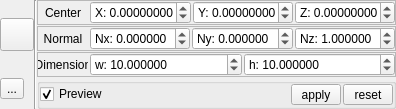
Old version of the form qCC/ui_templates/bdrPlaneEditorDlg.ui in the repository StOriJimmy/CloudCompare.
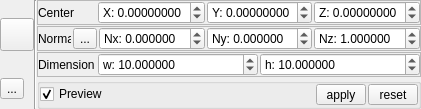
New version of the form. Icons and pictures are not drawn.

Diff of the .ui file:
```diff
--- a/qCC/ui_templates/bdrPlaneEditorDlg.ui
+++ b/qCC/ui_templates/bdrPlaneEditorDlg.ui
@@ -6,8 +6,8 @@
    <rect>
     <x>0</x>
     <y>0</y>
-    <width>396</width>
-    <height>92</height>
+    <width>421</width>
+    <height>94</height>
    </rect>
   </property>
   <property name="sizePolicy">
@@ -94,7 +94,7 @@
           </property>
           <property name="minimumSize">
            <size>
-            <width>50</width>
+            <width>58</width>
             <height>0</height>
            </size>
           </property>
@@ -113,7 +113,7 @@
            <string>Center</string>
           </property>
           <property name="alignment">
-           <set>Qt::AlignCenter</set>
+           <set>Qt::AlignLeading|Qt::AlignLeft|Qt::AlignVCenter</set>
           </property>
          </widget>
         </item>
@@ -220,7 +220,7 @@
           </property>
           <property name="minimumSize">
            <size>
-            <width>50</width>
+            <width>33</width>
             <height>0</height>
            </size>
           </property>
@@ -234,7 +234,18 @@
            <string>Normal</string>
           </property>
           <property name="alignment">
-           <set>Qt::AlignCenter</set>
+           <set>Qt::AlignLeading|Qt::AlignLeft|Qt::AlignVCenter</set>
+          </property>
+         </widget>
+        </item>
+        <item>
+         <widget class="QToolButton" name="normalConfirmToolButton">
+          <property name="text">
+           <string>...</string>
+          </property>
+          <property name="icon">
+           <iconset resource="../icones.qrc">
+            <normaloff>:/CC/Stocker/images/stocker/checksolid.png</normaloff>:/CC/Stocker/images/stocker/checksolid.png</iconset>
           </property>
          </widget>
         </item>
@@ -350,7 +361,7 @@
           </property>
           <property name="minimumSize">
            <size>
-            <width>50</width>
+            <width>58</width>
             <height>0</height>
            </size>
           </property>
@@ -364,7 +375,7 @@
            <string>Dimension</string>
           </property>
           <property name="alignment">
-           <set>Qt::AlignCenter</set>
+           <set>Qt::AlignLeading|Qt::AlignLeft|Qt::AlignVCenter</set>
           </property>
          </widget>
         </item>
```
